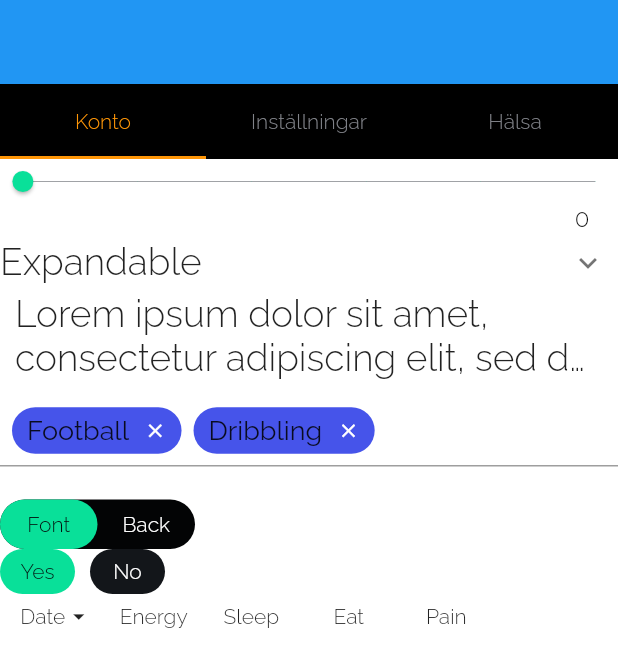
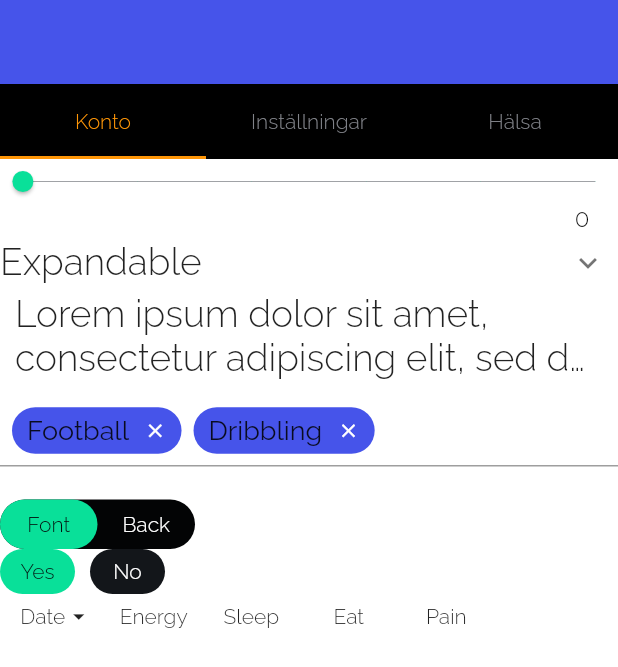
Before and after one commit to cuongdang1998/zporter_preview, a Flutter app: the screen it shows after launch, on a phone screen of 412 x 824 dp. Shown: the top 667 px of the screen. Run offline on Flutter 3.47's test engine with Material 2 defaults, Android fonts, the phone set to English and light mode, and no system bars; drawn by our look-alikes of scroll_to_index; our stand-ins replace bloc, dio, dropdown_search, equatable, fl_chart, flutter_bloc and 6 more; generated files the repository leaves out were written again.

Commit message:
fix bug material color

```diff
--- a/lib/config/colors.dart
+++ b/lib/config/colors.dart
@@ -4,6 +4,21 @@ class AppColors {
   static final white = Colors.white;
   static final black = Colors.black;
   static final blue = Colors.blue;
+  static final blueMaterialColor = MaterialColor(
+    0xff4654ea,
+    const <int, Color>{
+      50: const Color(0xff4654ea), //10%
+      100: const Color(0xff4654ea), //20%
+      200: const Color(0xff4654ea), //30%
+      300: const Color(0xff4654ea), //40%
+      400: const Color(0xff4654ea), //50%
+      500: const Color(0xff4654ea), //60%
+      600: const Color(0xff4654ea), //70%
+      700: const Color(0xff4654ea), //80%
+      800: const Color(0xff4654ea), //90%
+      900: const Color(0xff4654ea), //100%
+    },
+  ); // you
   static final blueColor = Color(0xff4654ea);
   static final greyColor = Color(0xff818389);
   static final blackColor = Color(0xff030405);
--- a/lib/config/theme.dart
+++ b/lib/config/theme.dart
@@ -16,7 +16,7 @@ class AppTheme with ChangeNotifier {
 
   static ThemeData get lightTheme {
     return ThemeData(
-      primarySwatch: Colors.blue,
+      primarySwatch: AppColors.blueMaterialColor,
       fontFamily: FontFamily.raleway,
       textTheme: _lightTextTheme,
       primaryTextTheme: _lightTextTheme,
```
